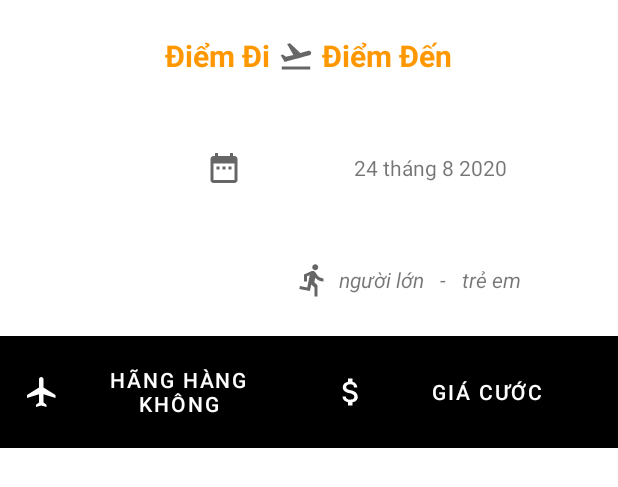
After one commit to keriinternship/keriinternship, an Android app: the layout find_airticket_layout.xml on its own in the app's theme, with its tools: preview values and no code run, on a phone screen of 412 x 824 dp. The commit adds this screen. Shown: the top 487 px of the screen. Run offline under Robolectric (Android 15) with nearby library versions, the phone set to English and light mode, and no system bars.

Commit message:
Hao update code
Update code 26/08/2020

```diff
--- /dev/null
+++ b/QuanLyVeMayBay2/app/src/main/res/drawable/ic_baseline_attach_money_24.xml
@@ -0,0 +1,5 @@
+<vector android:height="24dp" android:tint="#FFFFFF"
+    android:viewportHeight="24" android:viewportWidth="24"
+    android:width="24dp" xmlns:android="http://schemas.android.com/apk/res/android">
+    <path android:fillColor="@android:color/white" android:pathData="M11.8,10.9c-2.27,-0.59 -3,-1.2 -3,-2.15 0,-1.09 1.01,-1.85 2.7,-1.85 1.78,0 2.44,0.85 2.5,2.1h2.21c-0.07,-1.72 -1.12,-3.3 -3.21,-3.81V3h-3v2.16c-1.94,0.42 -3.5,1.68 -3.5,3.61 0,2.31 1.91,3.46 4.7,4.13 2.5,0.6 3,1.48 3,2.41 0,0.69 -0.49,1.79 -2.7,1.79 -2.06,0 -2.87,-0.92 -2.98,-2.1h-2.2c0.12,2.19 1.76,3.42 3.68,3.83V21h3v-2.15c1.95,-0.37 3.5,-1.5 3.5,-3.55 0,-2.84 -2.43,-3.81 -4.7,-4.4z"/>
+</vector>
--- /dev/null
+++ b/QuanLyVeMayBay2/app/src/main/res/drawable/ic_baseline_date_range_24.xml
@@ -0,0 +1,10 @@
+<vector xmlns:android="http://schemas.android.com/apk/res/android"
+    android:width="24dp"
+    android:height="24dp"
+    android:viewportWidth="24"
+    android:viewportHeight="24"
+    android:tint="?attr/colorControlNormal">
+  <path
+      android:fillColor="@android:color/white"
+      android:pathData="M9,11L7,11v2h2v-2zM13,11h-2v2h2v-2zM17,11h-2v2h2v-2zM19,4h-1L18,2h-2v2L8,4L8,2L6,2v2L5,4c-1.11,0 -1.99,0.9 -1.99,2L3,20c0,1.1 0.89,2 2,2h14c1.1,0 2,-0.9 2,-2L21,6c0,-1.1 -0.9,-2 -2,-2zM19,20L5,20L5,9h14v11z"/>
+</vector>
--- /dev/null
+++ b/QuanLyVeMayBay2/app/src/main/res/drawable/ic_baseline_directions_run_24.xml
@@ -0,0 +1,10 @@
+<vector xmlns:android="http://schemas.android.com/apk/res/android"
+    android:width="24dp"
+    android:height="24dp"
+    android:viewportWidth="24"
+    android:viewportHeight="24"
+    android:tint="?attr/colorControlNormal">
+  <path
+      android:fillColor="@android:color/white"
+      android:pathData="M13.49,5.48c1.1,0 2,-0.9 2,-2s-0.9,-2 -2,-2 -2,0.9 -2,2 0.9,2 2,2zM9.89,19.38l1,-4.4 2.1,2v6h2v-7.5l-2.1,-2 0.6,-3c1.3,1.5 3.3,2.5 5.5,2.5v-2c-1.9,0 -3.5,-1 -4.3,-2.4l-1,-1.6c-0.4,-0.6 -1,-1 -1.7,-1 -0.3,0 -0.5,0.1 -0.8,0.1l-5.2,2.2v4.7h2v-3.4l1.8,-0.7 -1.6,8.1 -4.9,-1 -0.4,2 7,1.4z"/>
+</vector>
--- /dev/null
+++ b/QuanLyVeMayBay2/app/src/main/res/drawable/ic_baseline_flight_24.xml
@@ -0,0 +1,5 @@
+<vector android:height="24dp" android:tint="#FFFFFF"
+    android:viewportHeight="24" android:viewportWidth="24"
+    android:width="24dp" xmlns:android="http://schemas.android.com/apk/res/android">
+    <path android:fillColor="@android:color/white" android:pathData="M21,16v-2l-8,-5V3.5c0,-0.83 -0.67,-1.5 -1.5,-1.5S10,2.67 10,3.5V9l-8,5v2l8,-2.5V19l-2,1.5V22l3.5,-1 3.5,1v-1.5L13,19v-5.5l8,2.5z"/>
+</vector>
--- /dev/null
+++ b/QuanLyVeMayBay2/app/src/main/res/layout/find_airticket_layout.xml
@@ -0,0 +1,146 @@
+<?xml version="1.0" encoding="utf-8"?>
+<LinearLayout xmlns:android="http://schemas.android.com/apk/res/android"
+    android:layout_width="match_parent"
+    android:layout_height="match_parent"
+    xmlns:app="http://schemas.android.com/apk/res-auto"
+    android:orientation="vertical">
+    <LinearLayout
+        android:layout_width="match_parent"
+        android:layout_height="0dp"
+        android:gravity="center"
+        android:orientation="horizontal"
+        android:layout_weight="1">
+        <TextView
+            android:textColor="@color/colorOrange"
+            android:gravity="center"
+            android:id="@+id/lblDiemDi"
+            android:textStyle="bold"
+            android:textSize="@dimen/textSize"
+            android:layout_width="wrap_content"
+            android:layout_height="wrap_content"
+            android:text="@string/lblDiemDi" />
+        <ImageView
+            android:id="@+id/imgvDiemDi"
+            android:layout_width="wrap_content"
+            android:layout_height="wrap_content"
+            android:layout_margin="@dimen/margin"
+            android:contentDescription="@string/lblDiemDi"
+            app:srcCompat="@drawable/ic_baseline_flight_takeoff_24" />
+        <TextView
+            android:id="@+id/lblDiemDen"
+            android:textColor="@color/colorOrange"
+            android:layout_width="wrap_content"
+            android:layout_height="wrap_content"
+            android:textStyle="bold"
+            android:textSize="@dimen/textSize"
+            android:text="@string/lblDiemDen"/>
+    </LinearLayout>
+    <LinearLayout
+        android:layout_width="match_parent"
+        android:layout_height="0dp"
+        android:gravity="right"
+        android:orientation="horizontal"
+        android:layout_weight="2">
+        <LinearLayout
+            android:layout_width="0dp"
+            android:layout_height="match_parent"
+            android:layout_weight="1">
+        </LinearLayout>
+        <LinearLayout
+            android:layout_width="0dp"
+            android:orientation="vertical"
+            android:gravity="right"
+            android:layout_height="match_parent"
+            android:layout_weight="2">
+            <LinearLayout
+                android:layout_width="match_parent"
+                android:layout_height="0dp"
+                android:gravity="center"
+                android:orientation="horizontal"
+                android:layout_weight="1">
+                <ImageView
+                    android:layout_width="wrap_content"
+                    android:background="@drawable/ic_baseline_date_range_24"
+                    android:layout_height="wrap_content"></ImageView>
+                <TextView
+                    android:layout_width="match_parent"
+                    android:text="@string/date"
+                    android:gravity="center"
+                    android:layout_height="match_parent"/>
+            </LinearLayout>
+
+            <LinearLayout
+                android:layout_width="match_parent"
+                android:layout_height="0dp"
+                android:gravity="center"
+                android:orientation="horizontal"
+                android:layout_weight="1">
+                <ImageView
+                    android:background="@drawable/ic_baseline_directions_run_24"
+                    android:layout_width="wrap_content"
+                    android:layout_height="wrap_content"/>
+                <TextView
+                    android:layout_width="wrap_content"
+                    android:text="@string/nguoilon"
+                    android:textStyle="italic"
+                    android:layout_margin="@dimen/margin"
+                    android:layout_height="wrap_content"/>
+                <TextView
+                    android:id="@+id/lblNguoilon"
+                    android:layout_width="wrap_content"
+                    android:text="@string/daugach"
+                    android:textStyle="italic"
+                    android:layout_margin="@dimen/margin"
+                    android:layout_height="wrap_content"/>
+                <TextView
+                    android:id="@+id/lblTreEm"
+                    android:textStyle="italic"
+                    android:layout_width="wrap_content"
+                    android:text="@string/treem"
+                    android:layout_margin="@dimen/margin"
+                    android:layout_height="wrap_content"/>
+            </LinearLayout>
+        </LinearLayout>
+    </LinearLayout>
+    <LinearLayout
+        android:layout_width="match_parent"
+        android:layout_height="0dp"
+        android:background="@color/colorBlack"
+        android:orientation="horizontal"
+        android:layout_weight="1">
+        <LinearLayout
+            android:layout_width="match_parent"
+            android:layout_height="match_parent"
+            android:layout_weight="1">
+
+            <Button
+                android:layout_width="match_parent"
+                android:layout_height="match_parent"
+                android:backgroundTint="@color/colorBlack"
+                android:drawableLeft="@drawable/ic_baseline_flight_24"
+                android:text="@string/hanghangkhong"
+                android:textColor="@color/colorWhite" />
+        </LinearLayout>
+        <LinearLayout
+            android:layout_width="match_parent"
+            android:layout_height="match_parent"
+            android:layout_weight="1">
+
+            <Button
+                android:layout_width="match_parent"
+                android:layout_height="match_parent"
+                android:backgroundTint="@color/colorBlack"
+                android:drawableLeft="@drawable/ic_baseline_attach_money_24"
+                android:text="@string/giacuocthe"
+                android:textColor="@color/colorWhite" />
+        </LinearLayout>
+    </LinearLayout>
+    <LinearLayout
+        android:layout_width="match_parent"
+        android:layout_height="0dp"
+        android:layout_weight="7">
+        <ListView
+            android:layout_width="match_parent"
+            android:layout_height="match_parent"/>
+    </LinearLayout>
+</LinearLayout>
--- a/QuanLyVeMayBay2/app/src/main/res/layout/fragment_find_plane_layout.xml
+++ b/QuanLyVeMayBay2/app/src/main/res/layout/fragment_find_plane_layout.xml
@@ -28,7 +28,7 @@
             android:orientation="vertical">
 
             <LinearLayout
-                android:layout_width="match_parent"
+                android:layout_width="232dp"
                 android:layout_height="wrap_content"
 
                 tools:ignore="UseCompoundDrawables">
@@ -38,7 +38,7 @@
                     android:id="@+id/lblDiemDi"
                     android:layout_width="wrap_content"
                     android:layout_height="wrap_content"
-                    android:text="@string/lblDiemDi"/>
+                    android:text="@string/lblDiemDi" />
 
                 <ImageView
                     android:id="@+id/imgvDiemDi"
@@ -349,6 +349,7 @@
         <com.google.android.material.button.MaterialButton
             android:id="@+id/btnKhuHoi"
             android:layout_width="0dp"
+            android:textColor="@color/colorBlack"
             android:layout_height="match_parent"
             android:layout_weight="1"
             android:text="@string/khuhoi"
@@ -358,6 +359,7 @@
         <com.google.android.material.button.MaterialButton
             android:id="@+id/btnMotChieu"
             android:layout_width="0dp"
+            android:textColor="@color/colorBlack"
             android:layout_height="match_parent"
             android:layout_weight="1"
             android:text="@string/motchieu"
--- a/QuanLyVeMayBay2/app/src/main/res/layout/fragment_information_layout.xml
+++ b/QuanLyVeMayBay2/app/src/main/res/layout/fragment_information_layout.xml
@@ -16,7 +16,6 @@
             android:layout_width="match_parent"
             android:layout_height="wrap_content"
             android:gravity="center"
-
             android:text="@string/lblLienhechungtoi"
             android:textSize="25sp"></TextView>
     </LinearLayout>
--- a/QuanLyVeMayBay2/app/src/main/res/values/colors.xml
+++ b/QuanLyVeMayBay2/app/src/main/res/values/colors.xml
@@ -9,4 +9,6 @@
     <color name="colorRed">#EF0E29</color>
     <color name="colorYellow">#FFEB3B</color>
     <color name="colorGray">#BABAB7</color>
+    <color name="colorBlack">#000000</color>
+    <color name="colorGrayDam">#787676</color>
 </resources>
--- a/QuanLyVeMayBay2/app/src/main/res/values/dimens.xml
+++ b/QuanLyVeMayBay2/app/src/main/res/values/dimens.xml
@@ -5,6 +5,9 @@
     <dimen name="nav_header_vertical_spacing">8dp</dimen>
     <dimen name="nav_header_height">176dp</dimen>
     <dimen name="fab_margin">16dp</dimen>
+    <dimen name="layout_marginRight">10dp</dimen>
+    <dimen name="margin">5dp</dimen>
+    <dimen name="textSize">20sp</dimen>
     <dimen name="margin_bottom_title_navigation">8dp</dimen>
     <dimen name="text_lable_navigation">18sp</dimen>
     <dimen name="margin_find_plane">8dp</dimen>
--- a/QuanLyVeMayBay2/app/src/main/res/values/strings.xml
+++ b/QuanLyVeMayBay2/app/src/main/res/values/strings.xml
@@ -39,5 +39,21 @@
     <string name="lblEmail">Email: sale@keri.vn</string>
     <string name="lblHotline">Hotline: 028 3715 0068 (8h30-18h00) </string>
     <string name="lblTacGia"> Tác Giả</string>
+    <string name="date">24 tháng 8 2020</string>
+    <string name="nguoilon">người lớn</string>
+    <string name="treem">trẻ em</string>
+    <string name="hanghangkhong">Hãng hàng không</string>
+    <string name="giacuocthe">Giá Cước</string>
+    <string name="daugach"> - </string>
+    <string name="ma"> VJ </string>
+    <string name="maTpdi"> SGN </string>
+    <string name="maTpDen"> HAN </string>
+    <string name="ma160"> 160 </string>
+    <string name="gioXuatphat"> 15:50 </string>
+    <string name="gioDukien">02h 10p</string>
+    <string name="chon">Chọn</string>
+    <string name="money"> 299.000 đ </string>
+    <string name="btnChiTiet"> Xem chi tiết </string>
+
     <string name="lblQuestion">MỌI THẮC MẮC ĐÓNG GÓP LIÊN QUAN ĐẾN ỨNG DỤNG BẠN CÓ THỂ LIÊN HỆ QUA</string>
 </resources>
```
Also changed, not shown: QuanLyVeMayBay2/app/src/main/res/layout/fragment_reservation_code_layout.xml (+6 -5 lines), QuanLyVeMayBay2/app/src/main/res/layout/item_airticket_layout.xml (added, +143 -0 lines).
